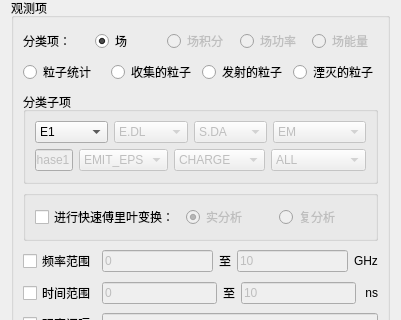
Before: the Qt Designer form src/Mod/Physics/PhysicsGui/ObsDlg.ui in BeQuiet1228/FreeCAD, drawn with Qt 5; both pictures show x 0 to 401 and y 218 to 538 of the 401 by 710 pixel window.
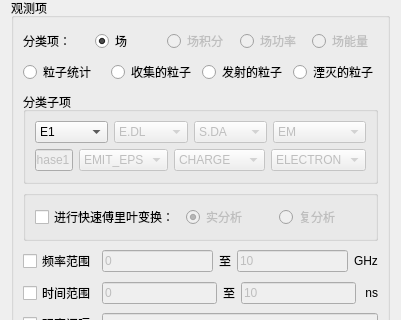
After: the same form once the commit is applied. Custom widgets are drawn as their Qt base class.

```diff
--- a/src/Mod/Physics/PhysicsGui/ObsDlg.ui
+++ b/src/Mod/Physics/PhysicsGui/ObsDlg.ui
@@ -977,11 +977,6 @@
              <property name="enabled">
               <bool>false</bool>
              </property>
-             <item>
-              <property name="text">
-               <string>ALL</string>
-              </property>
-             </item>
              <item>
               <property name="text">
                <string>ELECTRON</string>
```
Left out of the diff: 12 changed lines with no effect on the pictures.
